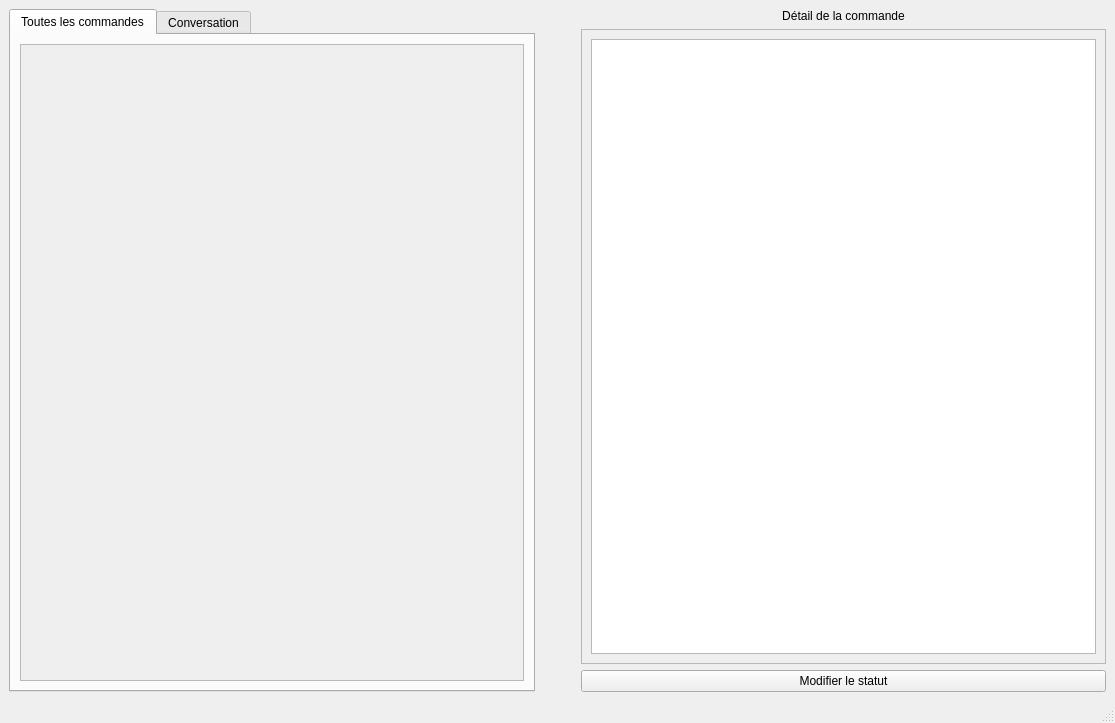
Above: gui/if_ventadesk2.ui from Thomas-N-GEORGE/Ventadesk before the change. Below: the same form after it.
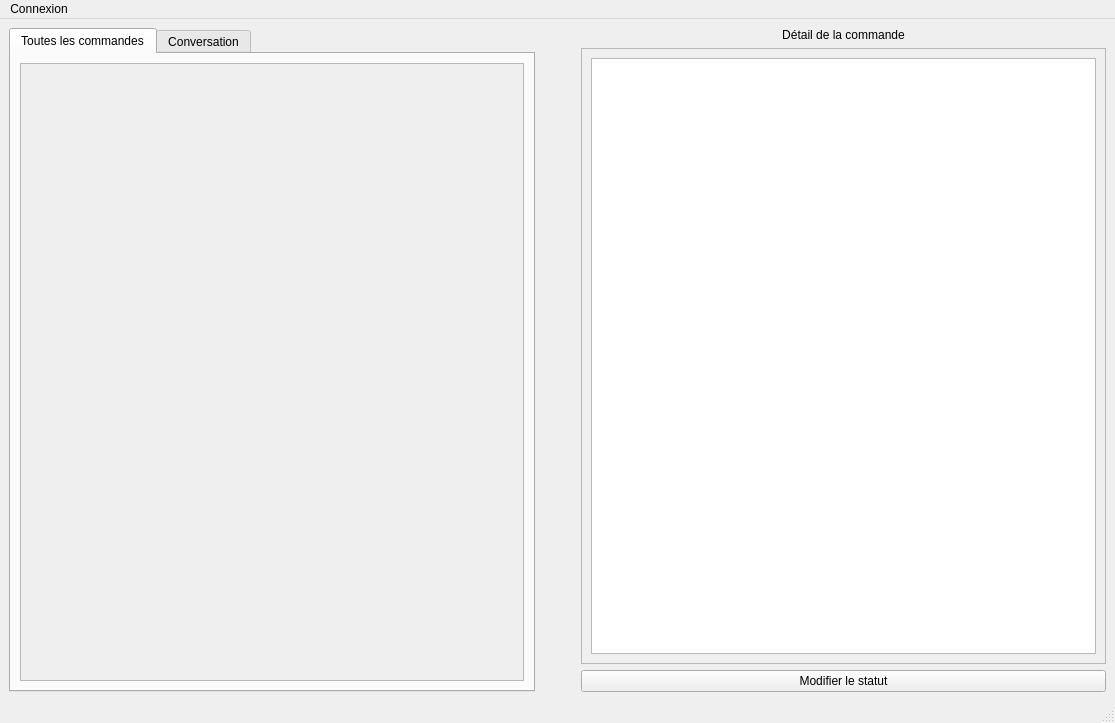
That is the form after the change.

Commit message: added basic login functionnality

The edit to the form file:
```diff
--- a/gui/if_ventadesk2.ui
+++ b/gui/if_ventadesk2.ui
@@ -200,6 +200,14 @@
      <height>21</height>
     </rect>
    </property>
+   <widget class="QMenu" name="login_menu">
+    <property name="title">
+     <string>Connexion</string>
+    </property>
+    <addaction name="loginAct"/>
+    <addaction name="quitAct"/>
+   </widget>
+   <addaction name="login_menu"/>
   </widget>
   <widget class="QStatusBar" name="statusbar"/>
  </widget>
```
Left out of the diff: 13 changed lines with no effect on the pictures. The commit also changes 5 other files.
